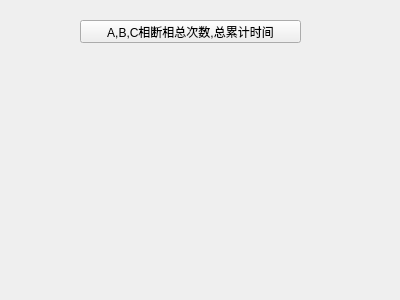
Before: the Qt Designer form SerialPortAssistant-master/SerialPortAssistant-master/event/breakvoltage.ui in qq71838603/SerialPort-read9009, drawn with Qt 5.
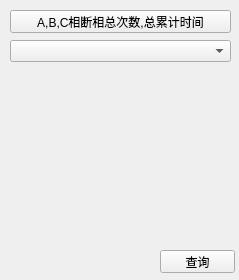
After: the same form once the commit is applied.

```diff
--- a/SerialPortAssistant-master/SerialPortAssistant-master/event/breakvoltage.ui
+++ b/SerialPortAssistant-master/SerialPortAssistant-master/event/breakvoltage.ui
@@ -6,8 +6,8 @@
    <rect>
     <x>0</x>
     <y>0</y>
-    <width>400</width>
-    <height>300</height>
+    <width>239</width>
+    <height>280</height>
    </rect>
   </property>
   <property name="windowTitle">
@@ -16,8 +16,8 @@
   <widget class="QPushButton" name="ABCbreakvoltage">
    <property name="geometry">
     <rect>
-     <x>80</x>
-     <y>20</y>
+     <x>10</x>
+     <y>10</y>
      <width>221</width>
      <height>23</height>
     </rect>
@@ -26,6 +26,29 @@
     <string>A,B,C相断相总次数,总累计时间</string>
    </property>
   </widget>
+  <widget class="QPushButton" name="query_button">
+   <property name="geometry">
+    <rect>
+     <x>160</x>
+     <y>250</y>
+     <width>75</width>
+     <height>23</height>
+    </rect>
+   </property>
+   <property name="text">
+    <string>查询</string>
+   </property>
+  </widget>
+  <widget class="QComboBox" name="comboBox">
+   <property name="geometry">
+    <rect>
+     <x>10</x>
+     <y>40</y>
+     <width>221</width>
+     <height>22</height>
+    </rect>
+   </property>
+  </widget>
  </widget>
  <resources/>
  <connections/>
```
